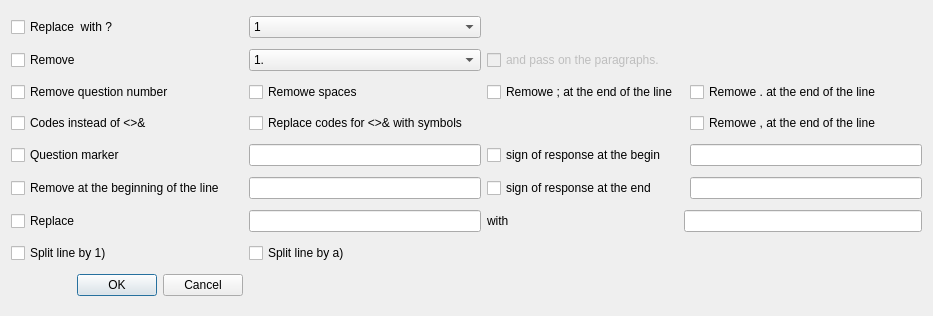
Above: dialogreplace.ui from schmidtevgeny/moodle_question_import before the change. Below: the same form after it.
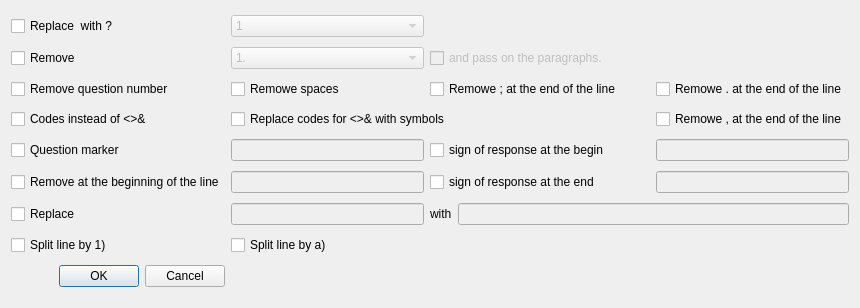
That is the form after the change.

```diff
--- a/dialogreplace.ui
+++ b/dialogreplace.ui
@@ -6,8 +6,8 @@
    <rect>
     <x>0</x>
     <y>0</y>
-    <width>933</width>
-    <height>316</height>
+    <width>860</width>
+    <height>308</height>
    </rect>
   </property>
   <property name="windowTitle">
@@ -45,20 +45,25 @@
     </widget>
    </item>
    <item row="14" column="1">
-    <widget class="QLineEdit" name="repl_from"/>
+    <widget class="QLineEdit" name="repl_from">
+     <property name="enabled">
+      <bool>false</bool>
+     </property>
+    </widget>
    </item>
    <item row="11" column="4">
-    <widget class="QLineEdit" name="label_correct_begin"/>
-   </item>
-   <item row="7" column="2">
-    <widget class="QCheckBox" name="del_endsemicolon">
-     <property name="text">
-      <string>Remowe ; at the end of the line</string>
+    <widget class="QLineEdit" name="label_correct_begin">
+     <property name="enabled">
+      <bool>false</bool>
      </property>
     </widget>
    </item>
    <item row="13" column="1">
-    <widget class="QLineEdit" name="label_answer"/>
+    <widget class="QLineEdit" name="label_answer">
+     <property name="enabled">
+      <bool>false</bool>
+     </property>
+    </widget>
    </item>
    <item row="0" column="0">
     <widget class="QCheckBox" name="repl_to_question">
@@ -97,7 +102,11 @@
     </widget>
    </item>
    <item row="14" column="3" colspan="2">
-    <widget class="QLineEdit" name="repl_to"/>
+    <widget class="QLineEdit" name="repl_to">
+     <property name="enabled">
+      <bool>false</bool>
+     </property>
+    </widget>
    </item>
    <item row="16" column="0">
     <widget class="QDialogButtonBox" name="buttonBox">
@@ -109,16 +118,6 @@
      </property>
     </widget>
    </item>
-   <item row="13" column="2">
-    <widget class="QCheckBox" name="repl_to_correct_end">
-     <property name="toolTip">
-      <string>&lt;html&gt;&lt;head/&gt;&lt;body&gt;&lt;p&gt;Denote input as $. Then replace &lt;/p&gt;&lt;p&gt;&lt;span style=&quot; text-decoration: underline;&quot;&gt;answer $&lt;/span&gt;&lt;/p&gt;&lt;p&gt;with&lt;/p&gt;&lt;p&gt;&lt;span style=&quot; text-decoration: underline;&quot;&gt;*answer&lt;/span&gt;&lt;/p&gt;&lt;/body&gt;&lt;/html&gt;</string>
-     </property>
-     <property name="text">
-      <string>sign of response at the end</string>
-     </property>
-    </widget>
-   </item>
    <item row="2" column="0">
     <widget class="QCheckBox" name="del_marker">
      <property name="toolTip">
@@ -157,7 +156,11 @@
     </widget>
    </item>
    <item row="11" column="1">
-    <widget class="QLineEdit" name="label_quiz"/>
+    <widget class="QLineEdit" name="label_quiz">
+     <property name="enabled">
+      <bool>false</bool>
+     </property>
+    </widget>
    </item>
    <item row="11" column="0">
     <widget class="QCheckBox" name="repl_to_quiz">
@@ -207,10 +210,17 @@
     </widget>
    </item>
    <item row="13" column="4">
-    <widget class="QLineEdit" name="label_correct_end"/>
+    <widget class="QLineEdit" name="label_correct_end">
+     <property name="enabled">
+      <bool>false</bool>
+     </property>
+    </widget>
    </item>
    <item row="0" column="1">
     <widget class="QComboBox" name="question_marker">
+     <property name="enabled">
+      <bool>false</bool>
+     </property>
      <item>
       <property name="text">
        <string>1</string>
@@ -230,6 +240,9 @@
    </item>
    <item row="2" column="1">
     <widget class="QComboBox" name="answer_marker">
+     <property name="enabled">
+      <bool>false</bool>
+     </property>
      <item>
       <property name="text">
        <string>1.</string>
@@ -257,7 +270,37 @@
      </item>
     </widget>
    </item>
-   <item row="2" column="2">
+   <item row="15" column="3">
+    <spacer name="horizontalSpacer">
+     <property name="orientation">
+      <enum>Qt::Horizontal</enum>
+     </property>
+     <property name="sizeHint" stdset="0">
+      <size>
+       <width>40</width>
+       <height>20</height>
+      </size>
+     </property>
+    </spacer>
+   </item>
+   <item row="13" column="2" colspan="2">
+    <widget class="QCheckBox" name="repl_to_correct_end">
+     <property name="toolTip">
+      <string>&lt;html&gt;&lt;head/&gt;&lt;body&gt;&lt;p&gt;Denote input as $. Then replace &lt;/p&gt;&lt;p&gt;&lt;span style=&quot; text-decoration: underline;&quot;&gt;answer $&lt;/span&gt;&lt;/p&gt;&lt;p&gt;with&lt;/p&gt;&lt;p&gt;&lt;span style=&quot; text-decoration: underline;&quot;&gt;*answer&lt;/span&gt;&lt;/p&gt;&lt;/body&gt;&lt;/html&gt;</string>
+     </property>
+     <property name="text">
+      <string>sign of response at the end</string>
+     </property>
+    </widget>
+   </item>
+   <item row="7" column="2" colspan="2">
+    <widget class="QCheckBox" name="del_endsemicolon">
+     <property name="text">
+      <string>Remowe ; at the end of the line</string>
+     </property>
+    </widget>
+   </item>
+   <item row="2" column="2" colspan="3">
     <widget class="QCheckBox" name="ramake_para">
      <property name="enabled">
       <bool>false</bool>
```
Left out of the diff: 146 changed lines with no effect on the pictures.
